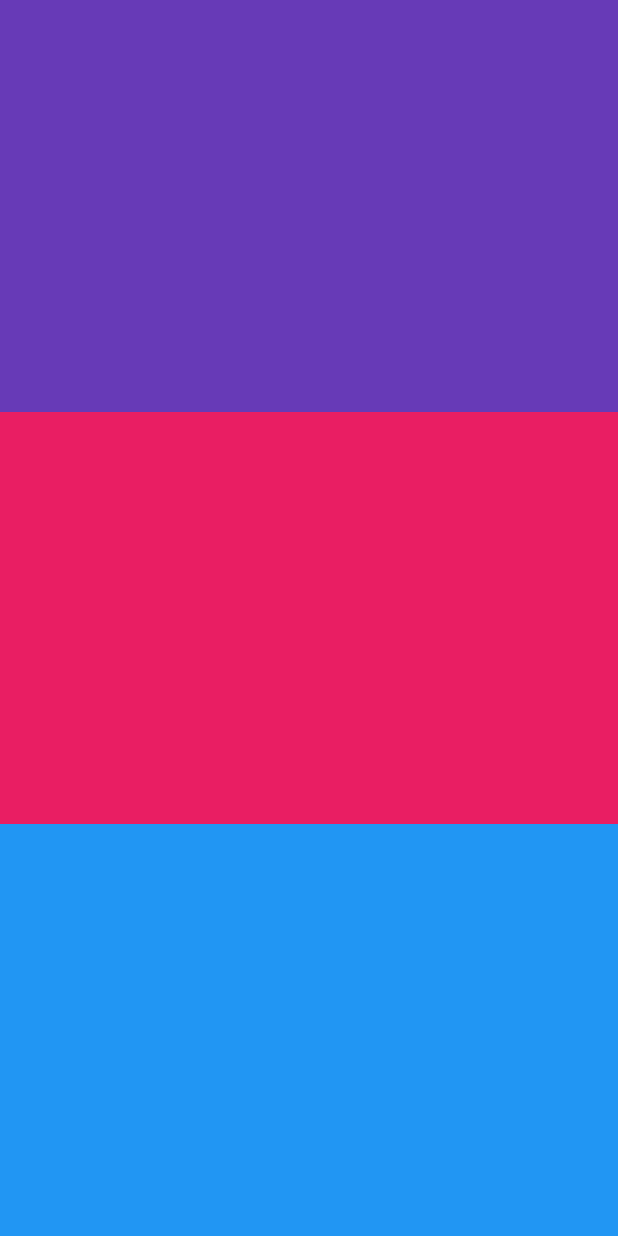
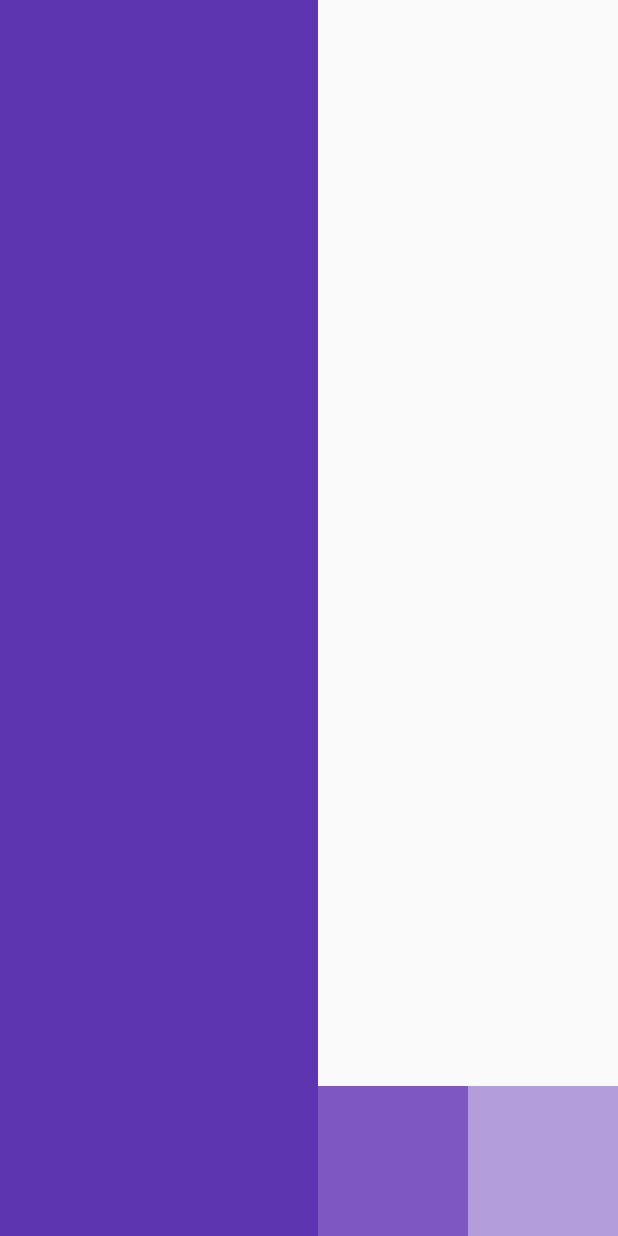
Before and after one commit to YamamotoDesu/WidgetOfKyo, a Flutter app: the screen it shows after launch, on a phone screen of 412 x 824 dp. Run offline on Flutter 3.47's test engine with Material 2 defaults, Android fonts, the phone set to English and light mode, and no system bars.

Commit message:
COLUMNS & ROWS

```diff
--- /dev/null
+++ b/lib/3_columns_rows/columns_rows.dart
@@ -0,0 +1,42 @@
+import 'package:flutter/material.dart';
+import 'package:flutter/src/widgets/framework.dart';
+import 'package:flutter/src/widgets/placeholder.dart';
+
+class HomePage3 extends StatelessWidget {
+  const HomePage3({super.key});
+
+  @override
+  Widget build(BuildContext context) {
+    return Scaffold(
+      body: Row(
+        mainAxisAlignment: MainAxisAlignment.end,
+        crossAxisAlignment: CrossAxisAlignment.end,
+        children: [
+          Expanded(
+            child: Container(
+              color: Colors.deepPurple[600],
+            ),
+          ),
+          // Padding(
+          //   padding: const EdgeInsets.symmetric(vertical: 70.0),
+          //   child: Container(
+          //     height: 100,
+          //     width: 100,
+          //     color: Colors.deepPurple[400],
+          //   ),
+          // ),
+          Container(
+            height: 100,
+            width: 100,
+            color: Colors.deepPurple[400],
+          ),
+          Container(
+            height: 100,
+            width: 100,
+            color: Colors.deepPurple[200],
+          ),
+        ],
+      ),
+    );
+  }
+}
--- a/lib/main.dart
+++ b/lib/main.dart
@@ -1,5 +1,6 @@
 import 'package:flutter/material.dart';
-import 'package:widget_of_the_kyo/2_expanded/expanded.dart';
+import 'package:widget_of_the_kyo/3_columns_rows/columns_rows.dart';
+
 
 void main() {
   runApp(const MyApp());
@@ -16,7 +17,7 @@ class MyApp extends StatelessWidget {
       theme: ThemeData(
         primarySwatch: Colors.blue,
       ),
-      home: const HomPage2(),
+      home: const HomePage3(),
     );
   }
 }
```
